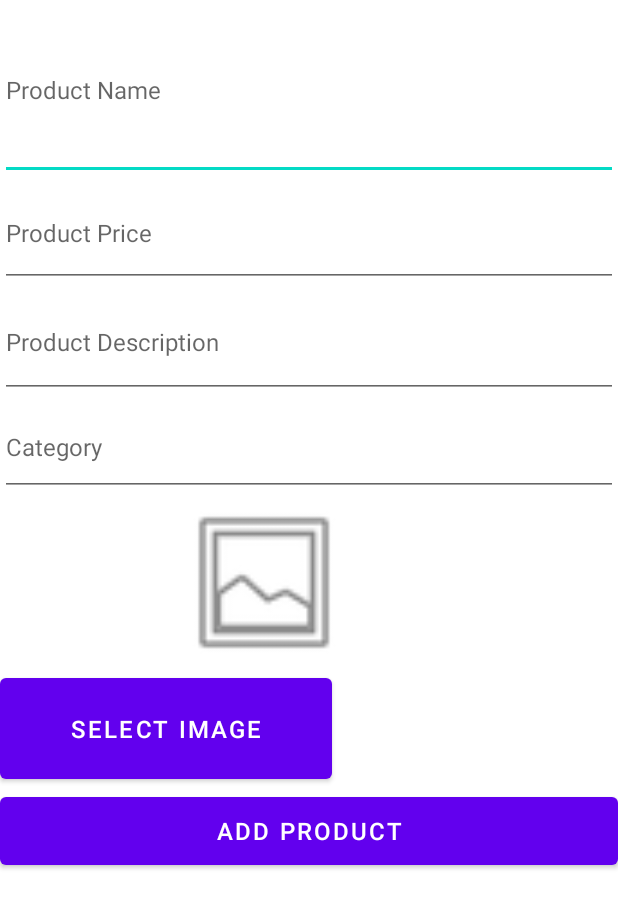
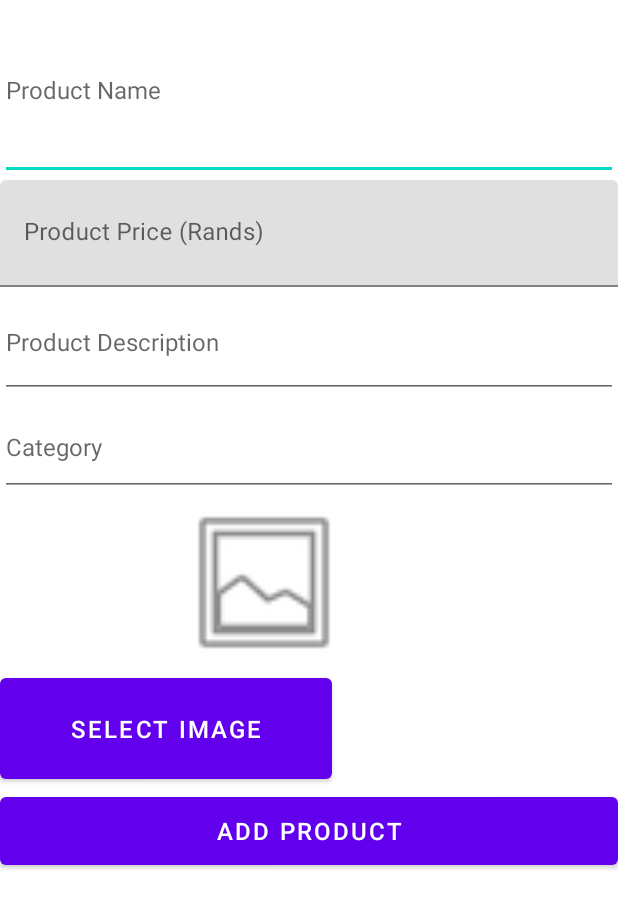
Before and after one commit to lucianIrsigler/mobile_computing_project, an Android app: the layout addproduct.xml on its own in the app's theme, with its tools: preview values and no code run, on a phone screen of 412 x 824 dp. Shown: the top 908 px of the screen. Run offline under Robolectric (Android 15) with nearby library versions, the phone set to English and light mode, and no system bars.

Commit message:
textInputLayout for addprodscreen

```diff
--- a/app/src/main/res/layout/addproduct.xml
+++ b/app/src/main/res/layout/addproduct.xml
@@ -12,14 +12,21 @@
         android:minHeight="32dp"
         android:textSize="16sp" />
 
-    <EditText
-        android:id="@+id/productPriceEditText"
+    <com.google.android.material.textfield.TextInputLayout
         android:layout_width="match_parent"
-        android:layout_height="71dp"
-        android:hint="Product Price"
-        android:inputType="number|numberDecimal"
-        android:minHeight="32dp"
-        android:textSize="16sp" />
+        android:layout_height="wrap_content"
+        android:hint="Product Price (Rands)">
+
+        <com.google.android.material.textfield.TextInputEditText
+            android:id="@+id/productPriceEditText"
+            android:layout_width="match_parent"
+            android:layout_height="71dp"
+            android:inputType="number|numberDecimal"
+            android:minHeight="32dp"
+            android:textSize="16sp"
+            android:prefixText="R" />
+
+    </com.google.android.material.textfield.TextInputLayout>
 
     <EditText
         android:id="@+id/productDescriptionEditText"
--- a/app/src/main/res/values/strings.xml
+++ b/app/src/main/res/values/strings.xml
@@ -11,6 +11,7 @@
     <string name="invalid_password">Password must be >5 characters</string>
     <string name="login_failed">"Login failed"</string>
     <string name="product_price_content_description">Product Price in Rands</string>
+
     <string-array name="categories_array">
         <item>Phones</item>
         <item>Tablets</item>
```
